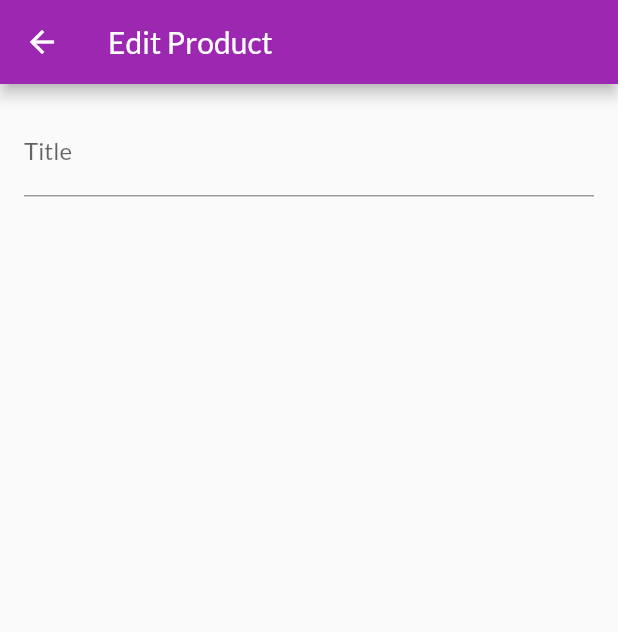
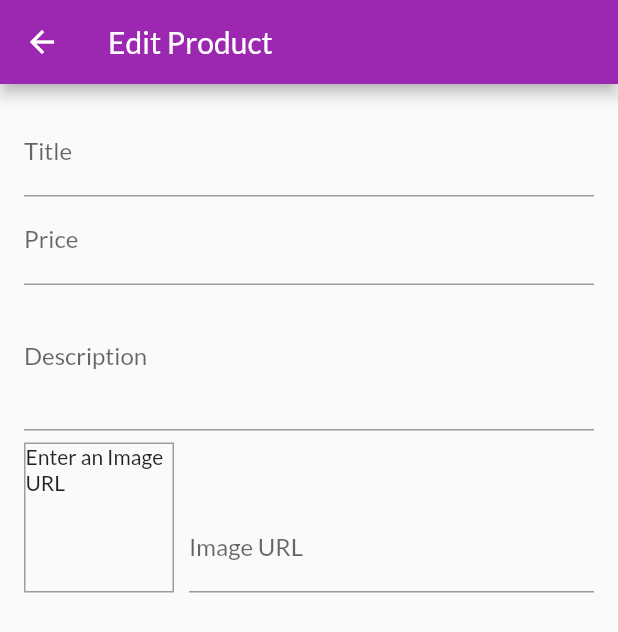
Before and after one commit to DaoVuDat/Flutter_Shop_App, a Flutter app: the EditProductScreen screen opened by its route, on a phone screen of 412 x 824 dp. Shown: the top 632 px of the screen. Run offline on Flutter 3.47's test engine with Material 2 defaults, Android fonts, the phone set to English and light mode, and no system bars; network calls fail.

Commit message:
add edit screen and add new item

```diff
--- a/lib/screens/edit_product_screen.dart
+++ b/lib/screens/edit_product_screen.dart
@@ -1,4 +1,8 @@
 import 'package:flutter/material.dart';
+import 'package:provider/provider.dart';
+
+import '../providers/product.dart';
+import '../providers/products.dart';
 
 class EditProductScreen extends StatefulWidget {
   static const routeName = "/edit-product";
@@ -8,6 +12,61 @@ class EditProductScreen extends StatefulWidget {
 }
 
 class _EditProductScreenState extends State<EditProductScreen> {
+  final _priceFocusNode = FocusNode();
+  final _descriptionFocusNode = FocusNode();
+  final _imageUrlController = TextEditingController();
+  final _imageUrlFocusNode = FocusNode();
+
+  // creating a new Product to be updated
+  var _existingProduct = Product(
+      id: null, imageUrl: null, price: null, description: null, title: null);
+
+  // this key is used to get widget, FormState in this situation (Form is stateful widget => FormState)
+  final _keyForm = GlobalKey<FormState>();
+
+  @override
+  void initState() {
+    // this is the perfect location to bind method (addListener) into a ImageUrl FocusNode
+    _imageUrlFocusNode.addListener(_updateImageUrl);
+  }
+
+  @override
+  void dispose() {
+    // Removing all listener before disposing
+    _imageUrlFocusNode.removeListener(_updateImageUrl);
+
+    // We need to dispose all FocusNode and TextEditingController in memory
+    _imageUrlFocusNode.dispose();
+    _priceFocusNode.dispose();
+    _descriptionFocusNode.dispose();
+    _imageUrlController.dispose();
+
+    super.dispose();
+  }
+
+  void _updateImageUrl() {
+    // Checking the imageUrl is focused or not - illegal method to refresh the screen
+    if (!_imageUrlFocusNode.hasFocus) {
+      setState(() {});
+    }
+  }
+
+  // this method would be triggered in submitting mode
+  // after firing this method, onSaved in each TextFormField is triggered and data is stored in value
+  void _saveForm() {
+    _keyForm.currentState.save();
+    // print(_existingProduct.id);
+    // print(_existingProduct.title);
+    // print(_existingProduct.price);
+    // print(_existingProduct.imageUrl);
+    // print(_existingProduct.isFavorite);
+
+    // add a new product into Products provider
+    Provider.of<Products>(context).addProduct(_existingProduct);
+
+    Navigator.of(context).pop();
+  }
+
   @override
   Widget build(BuildContext context) {
     return Scaffold(
@@ -17,12 +76,102 @@ class _EditProductScreenState extends State<EditProductScreen> {
       body: Padding(
         padding: const EdgeInsets.all(16.0),
         child: Form(
+          key: _keyForm,
           child: ListView(
             children: <Widget>[
               TextFormField(
                 decoration: InputDecoration(labelText: 'Title'),
                 textInputAction: TextInputAction.next,
+                validator: (value) {
+
+                  if(value.isEmpty){
+                    return "Please input the Title.";
+                  }
+
+                  // return null for passing the validation
+                  return null;
+                },
+                onFieldSubmitted: (_) {
+                  FocusScope.of(context).requestFocus(_priceFocusNode);
+                },
+                onSaved: (value) => _existingProduct = Product(
+                  id: _existingProduct.id,
+                  title: value,
+                  description: _existingProduct.description,
+                  price: _existingProduct.price,
+                  imageUrl: _existingProduct.imageUrl,
+                ),
               ),
+              TextFormField(
+                decoration: InputDecoration(labelText: 'Price'),
+                textInputAction: TextInputAction.next,
+                keyboardType: TextInputType.number,
+                focusNode: _priceFocusNode,
+                onFieldSubmitted: (_) {
+                  FocusScope.of(context).requestFocus(_descriptionFocusNode);
+                },
+                onSaved: (value) => _existingProduct = Product(
+                  id: _existingProduct.id,
+                  title: _existingProduct.title,
+                  description: _existingProduct.description,
+                  price: double.parse(value),
+                  imageUrl: _existingProduct.imageUrl,
+                ),
+              ),
+              TextFormField(
+                decoration: InputDecoration(labelText: 'Description'),
+                // textInputAction: TextInputAction.next,
+                keyboardType: TextInputType.multiline,
+                maxLines: 3,
+                focusNode: _descriptionFocusNode,
+                onSaved: (value) => _existingProduct = Product(
+                  id: _existingProduct.id,
+                  title: _existingProduct.title,
+                  description: value,
+                  price: _existingProduct.price,
+                  imageUrl: _existingProduct.imageUrl,
+                ),
+              ),
+              Row(
+                crossAxisAlignment: CrossAxisAlignment.end,
+                children: <Widget>[
+                  Container(
+                    width: 100,
+                    height: 100,
+                    margin: EdgeInsets.only(top: 8, right: 10),
+                    decoration: BoxDecoration(
+                      border: Border.all(width: 1, color: Colors.grey),
+                    ),
+                    child: _imageUrlController.text.isEmpty
+                        ? Text(
+                            "Enter an Image URL",
+                          )
+                        : Image.network(
+                            _imageUrlController.text,
+                            fit: BoxFit.cover,
+                          ),
+                  ),
+                  Expanded(
+                    child: TextFormField(
+                      decoration: InputDecoration(labelText: 'Image URL'),
+                      keyboardType: TextInputType.url,
+                      textInputAction: TextInputAction.done,
+                      controller: _imageUrlController,
+                      focusNode: _imageUrlFocusNode,
+                      onFieldSubmitted: (_) {
+                        _saveForm();
+                      },
+                      onSaved: (value) => _existingProduct = Product(
+                        id: _existingProduct.id,
+                        title: _existingProduct.title,
+                        description: _existingProduct.description,
+                        price: _existingProduct.price,
+                        imageUrl: value,
+                      ),
+                    ),
+                  ),
+                ],
+              )
             ],
           ),
         ),
--- a/lib/widgets/app_draw.dart
+++ b/lib/widgets/app_draw.dart
@@ -20,7 +20,7 @@ class AppDraw extends StatelessWidget {
             onTap: () => Navigator.of(context).pushReplacementNamed('/'),
           ),
           ListTile(
-            leading: Icon(Icons.shop),
+            leading: Icon(Icons.shopping_cart),
             title: Text("Order"),
             onTap: () => Navigator.of(context)
                 .pushReplacementNamed(OrderScreen.routeName),
```
Also changed, not shown: lib/providers/products.dart (+14 -3 lines).
